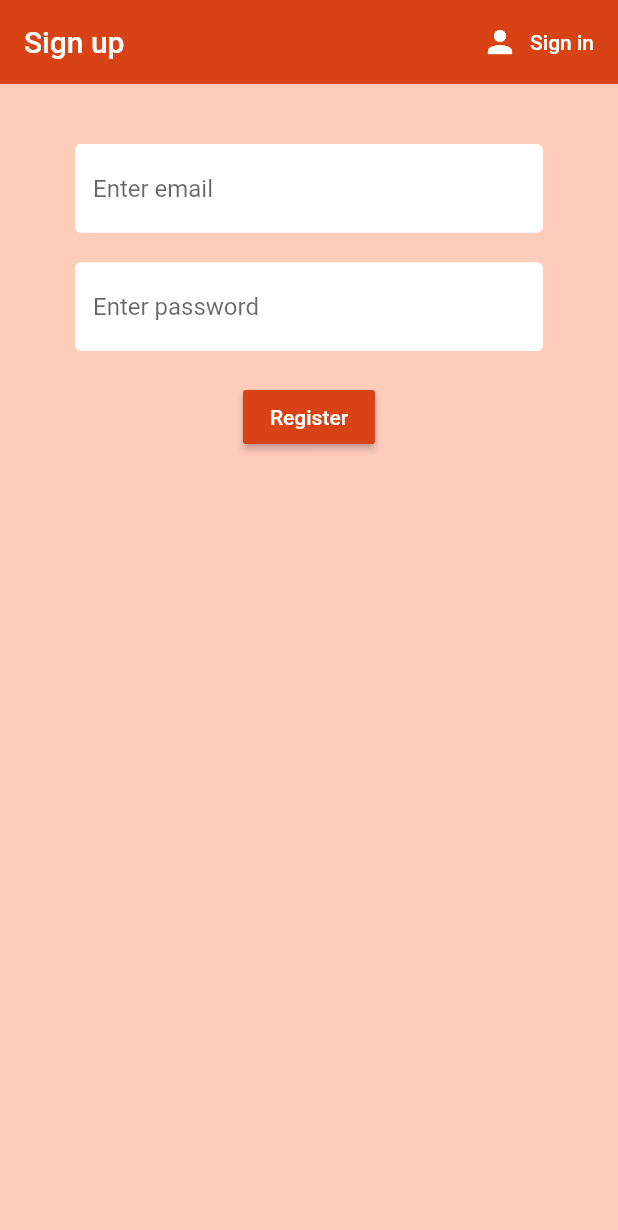
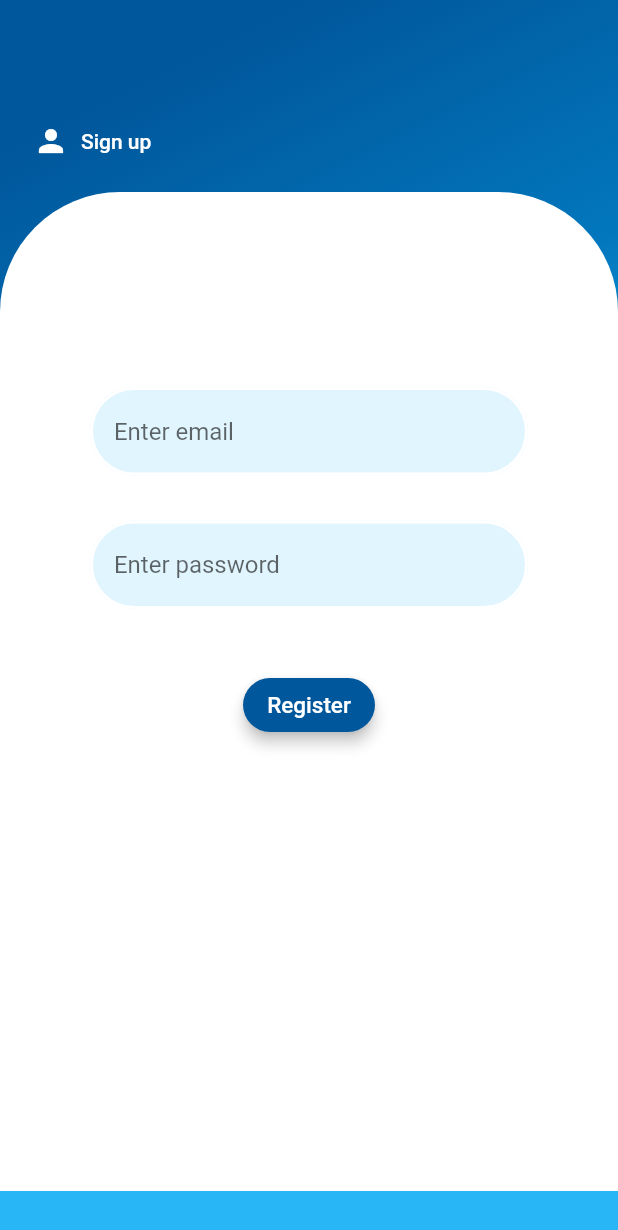
Before and after one commit to VikaKhusti/eng_app, a Flutter app: the screen it shows after launch, after a tap on "Register", on a phone screen of 412 x 824 dp. Shown: the top 1230 px of the screen. Run offline on Flutter 3.47's test engine with Material 2 defaults, Android fonts, the phone set to English and light mode, and no system bars; our stand-ins replace cloud_firestore, firebase_auth, flutter_spinkit, rflutter_alert; accounts and stored records are empty.

Commit message:
change design register & sign in

```diff
--- a/lib/screens/authenticate/register.dart
+++ b/lib/screens/authenticate/register.dart
@@ -25,39 +25,63 @@ class _RegisterState extends State<Register> {
   @override
   Widget build(BuildContext context) {
     return loading ? Loading() : Scaffold(
-      backgroundColor: Colors.deepOrange[100],
-      appBar: AppBar(
-        backgroundColor: Colors.deepOrange[800],
-        elevation: 0.0,
-        title: Text('Sign up'),
-        actions: <Widget>[
+      body: Container(
+        padding: EdgeInsets.symmetric(vertical: 30),
+        width: double.infinity,
+        decoration: BoxDecoration(
+            gradient: LinearGradient(
+                begin: Alignment.topCenter,
+                colors: [
+                  Colors.lightBlue[900],
+                  Colors.lightBlue[800],
+                  Colors.lightBlue[400]
+                ]
+            )
+        ),
+        child: Column (
+        crossAxisAlignment: CrossAxisAlignment.start,
+        children: <Widget>[
+        SizedBox(height: 30,),
+        Padding(
+        padding: EdgeInsets.all(10),
+        child: Column(
+            children: <Widget>[
         FlatButton.icon(
         onPressed: () {widget.toggleView();},
             icon: Icon(Icons.person, color: Colors.white),
-              label: Text(
-                  'Sign in',
-                  style: TextStyle(color: Colors.white),
-              )
+            label: Text('Sign up', style: TextStyle(color: Colors.white))
               ),
             ],
           ),
-      body: Container(
-        padding: EdgeInsets.symmetric(vertical: 20.0, horizontal: 50.0),
+        ),
+              Expanded(
+              child: Container(
+              decoration: BoxDecoration(
+              color: Colors.white,
+              borderRadius: BorderRadius.only(topLeft: Radius.circular(80), topRight: Radius.circular(80))
+              ),
+
+
+              padding: EdgeInsets.symmetric(vertical: 40.0, horizontal: 60.0),
                 child: Form(
               key: _formKey,
               child: Column(
+
                   children: <Widget>[
-              SizedBox(height: 20.0),
+                  SizedBox(height: 90.0),
                   TextFormField(
+
                   decoration: InputDecoration(
-                  hintText: 'Enter email',
-                  fillColor: Colors.white,
+                  hintText: ' Enter email',
+
+                  fillColor: Colors.lightBlue[50],
                   filled: true,
                   enabledBorder: OutlineInputBorder(
-                      borderSide: BorderSide(color: Colors.white, width: 2.0)
+                  borderSide: BorderSide(color: Colors.white, width: 2.0),
+                      borderRadius: BorderRadius.all(Radius.circular(30))
                   ),
                   focusedBorder: OutlineInputBorder(
-                      borderSide: BorderSide(color: Colors.deepOrange[800], width: 2.2)
+                  borderSide: BorderSide(color: Colors.lightBlue[200], width: 2.2)
                   ),
                   ),
                   validator: (val) => val.isEmpty ? 'Enter an email' : null,
@@ -65,17 +89,18 @@ class _RegisterState extends State<Register> {
                   setState(() => email = val );
                   },
                 ),
-              SizedBox(height: 20.0),
+                SizedBox(height: 30.0),
                 TextFormField(
                 decoration: InputDecoration(
-                  hintText: 'Enter password',
-                  fillColor: Colors.white,
+                hintText: ' Enter password',
+                fillColor: Colors.lightBlue[50],
                 filled: true,
                 enabledBorder: OutlineInputBorder(
-                      borderSide: BorderSide(color: Colors.white, width: 2.0)
+                borderSide: BorderSide(color: Colors.white, width: 2.0),
+                  borderRadius: BorderRadius.all(Radius.circular(30))
                 ),
                 focusedBorder: OutlineInputBorder(
-                      borderSide: BorderSide(color: Colors.deepOrange[800], width: 2.2)
+                borderSide: BorderSide(color: Colors.lightBlue[200], width: 2.2)
                 ),
                 ),
                   obscureText: true,
@@ -84,12 +109,19 @@ class _RegisterState extends State<Register> {
                     setState(() => password = val );
                   },
                 ),
-              SizedBox(height: 20.0),
+                SizedBox(height: 40.0),
                 RaisedButton(
-                color: Colors.deepOrange[800],
+                color: Colors.lightBlue[900],
+                elevation: 4,
+                shape: RoundedRectangleBorder(
+                borderRadius: BorderRadius.all(Radius.circular(18.0)),
+                ),
                 child: Text(
                 'Register',
-                  style: TextStyle(color: Colors.white),
+                style: TextStyle(
+                color: Colors.white,
+                fontSize: 15.0,
+                ),
                 ),
                 onPressed: () async {
                   if(_formKey.currentState.validate()) {
@@ -118,6 +150,10 @@ class _RegisterState extends State<Register> {
           ),
         ),
       ),
+    ),
+    ],
+    ),
+    ),
     );
   }
 }
--- a/lib/screens/authenticate/sign_in.dart
+++ b/lib/screens/authenticate/sign_in.dart
@@ -1,5 +1,6 @@
 import 'package:engapp/services/auth.dart';
 import 'package:engapp/shared/loading.dart';
+import 'package:flutter/cupertino.dart';
 import 'package:flutter/material.dart';
 
 class SignIn extends StatefulWidget {
@@ -25,12 +26,29 @@ class _SignInState extends State<SignIn> {
   @override
   Widget build(BuildContext context) {
     return loading ? Loading() : Scaffold(
-      backgroundColor: Colors.deepOrange[100],
-      appBar: AppBar(
-        backgroundColor: Colors.deepOrange[800],
-        elevation: 0.0,
-        title: Text('Sign in'),
-        actions: <Widget>[
+      body: Container(
+        padding: EdgeInsets.symmetric(vertical: 30),
+        width: double.infinity,
+        decoration: BoxDecoration(
+         gradient: LinearGradient(
+           begin: Alignment.topCenter,
+         colors: [
+           Colors.lightBlue[900],
+           Colors.lightBlue[800],
+           Colors.lightBlue[400]
+         ]
+         )
+        ),
+
+        child: Column (
+          crossAxisAlignment: CrossAxisAlignment.start,
+           children: <Widget>[
+            SizedBox(height: 30,),
+            Padding(
+              padding: EdgeInsets.all(10),
+               child: Column(
+
+                children: <Widget>[
                  FlatButton.icon(
                   onPressed: () {widget.toggleView();},
                      icon: Icon(Icons.person, color: Colors.white),
@@ -38,23 +56,31 @@ class _SignInState extends State<SignIn> {
                  ),
                 ],
               ),
-    body: Container(
-      padding: EdgeInsets.symmetric(vertical: 20.0, horizontal: 50.0),
+            ),
+            Expanded(
+              child: Container(
+                decoration: BoxDecoration(
+                  color: Colors.white,
+                  borderRadius: BorderRadius.only(topLeft: Radius.circular(80), topRight: Radius.circular(80))
+                ),
+                  padding: EdgeInsets.symmetric(vertical: 40.0, horizontal: 60.0),
                   child: Form(
                     key: _formKey,
                     child: Column(
                       children: <Widget>[
-            SizedBox(height: 20.0),
+                        SizedBox(height: 90.0),
                         TextFormField(
                             decoration: InputDecoration(
-                hintText: 'Enter email',
-                fillColor: Colors.white,
+                              hintText: ' Enter email',
+
+                              fillColor: Colors.lightBlue[50],
                               filled: true,
                               enabledBorder: OutlineInputBorder(
-                    borderSide: BorderSide(color: Colors.white, width: 2.0)
+                                  borderSide: BorderSide(color: Colors.white, width: 2.0),
+                                  borderRadius: BorderRadius.all(Radius.circular(30))
                               ),
                               focusedBorder: OutlineInputBorder(
-                    borderSide: BorderSide(color: Colors.deepOrange[800], width: 2.2)
+                              borderSide: BorderSide(color: Colors.lightBlue[50], width: 2.2)
                               ),
                               ),
                               validator: (val) => val.isEmpty ? 'Enter an email' : null,
@@ -62,17 +88,18 @@ class _SignInState extends State<SignIn> {
                               setState(() => email = val );
                               },
                               ),
-            SizedBox(height: 20.0),
+                              SizedBox(height: 30.0),
                               TextFormField(
                               decoration: InputDecoration(
-                hintText: 'Enter password',
-                fillColor: Colors.white,
+                              hintText: ' Enter password',
+                              fillColor: Colors.lightBlue[50],
                               filled: true,
                               enabledBorder: OutlineInputBorder(
-                  borderSide: BorderSide(color: Colors.white, width: 2.0)
+                              borderSide: BorderSide(color: Colors.white, width: 2.0),
+                                  borderRadius: BorderRadius.all(Radius.circular(30))
                               ),
                               focusedBorder: OutlineInputBorder(
-                    borderSide: BorderSide(color: Colors.deepOrange[800], width: 2.2)
+                              borderSide: BorderSide(color: Colors.lightBlue[50], width: 2.2)
                               ),
                               ),
                                 validator: (val) => val.length < 6 ? 'Enter a password 6+ chars long' : null,
@@ -81,12 +108,21 @@ class _SignInState extends State<SignIn> {
                                   setState(() => password = val );
                                 },
                               ),
-            SizedBox(height: 20.0),
+                      SizedBox(
+                        height: 40.0,
+                      ),
                       RaisedButton(
-              color: Colors.deepOrange[800],
+                        color: Colors.lightBlue[900],
+                        elevation: 4,
+                        shape: RoundedRectangleBorder(
+                          borderRadius: BorderRadius.all(Radius.circular(18.0)),
+                        ),
                           child: Text(
                             'Sign in',
-                style: TextStyle(color: Colors.white),
+                            style: TextStyle(
+                              color: Colors.white,
+                              fontSize: 15.0,
+                            ),
                           ),
                           onPressed: () async {
                           if(_formKey.currentState.validate()) {
@@ -102,16 +138,20 @@ class _SignInState extends State<SignIn> {
                           }
                           },
                       ),
-            SizedBox(height: 12.0),
+                      SizedBox(height: 15.0),
                       Text(
                         error,
                         style: TextStyle(
                           color: Colors.red,
                           fontSize: 14.0,
                         ),
-            )
+                      ),
                   ],
               ),
+              ),
+            ),
+            ),
+        ],
       ),
       ),
     );
--- a/lib/screens/home/home.dart
+++ b/lib/screens/home/home.dart
@@ -9,11 +9,11 @@ class Home extends StatelessWidget {
   @override
   Widget build(BuildContext context) {
     return Scaffold(
-      backgroundColor: Colors.deepOrange[100],
+      backgroundColor: Colors.lightBlue[100],
       drawer: NavDrawer(),
       appBar: AppBar(
         title: Text('Daily English'),
-        backgroundColor: Colors.deepOrange[800],
+        backgroundColor: Colors.lightBlue[200],
         elevation: 0.0,
         actions: <Widget>[
           FlatButton.icon(
--- a/lib/screens/navDrawer.dart
+++ b/lib/screens/navDrawer.dart
@@ -14,7 +14,7 @@ class NavDrawer extends StatelessWidget {
               style: TextStyle(color: Colors.white, fontSize: 25),
             ),
             decoration: BoxDecoration(
-                color: Colors.deepOrange[800],
+                color: Colors.lightGreen[100],
                 image: DecorationImage(
                     fit: BoxFit.fill,
                     image: AssetImage('assets/images/avatar.jpg'))),
--- a/lib/shared/loading.dart
+++ b/lib/shared/loading.dart
@@ -5,10 +5,10 @@ class Loading extends StatelessWidget {
   @override
   Widget build(BuildContext context) {
     return Container(
-      color: Colors.deepOrange[100],
+      color: Colors.lightBlue[100],
       child: Center(
         child: SpinKitCircle(
-          color: Colors.deepOrange[800],
+          color: Colors.lightBlue[200],
           size: 50.0,
         )
       ),
```
Also changed, not shown: pubspec.lock, 9 other files. Lines whose indentation alone changed are shown as unchanged.
